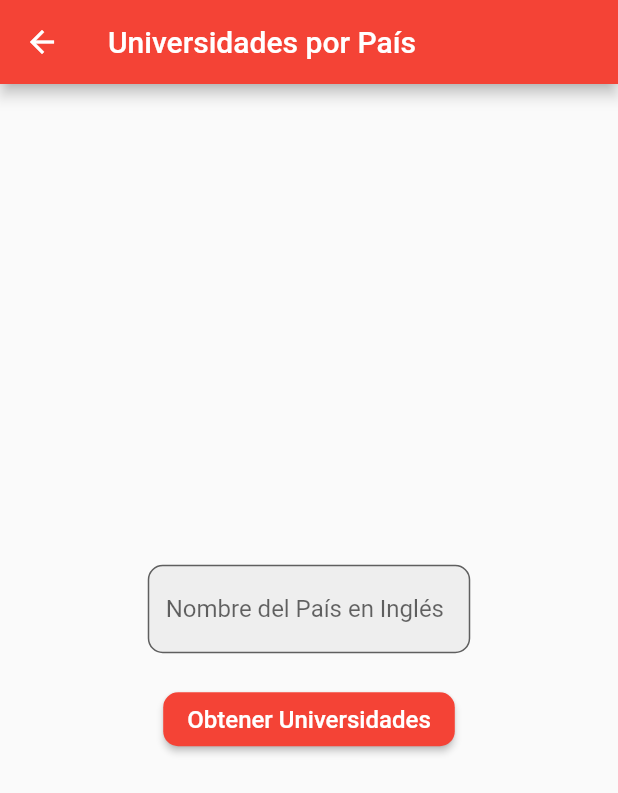
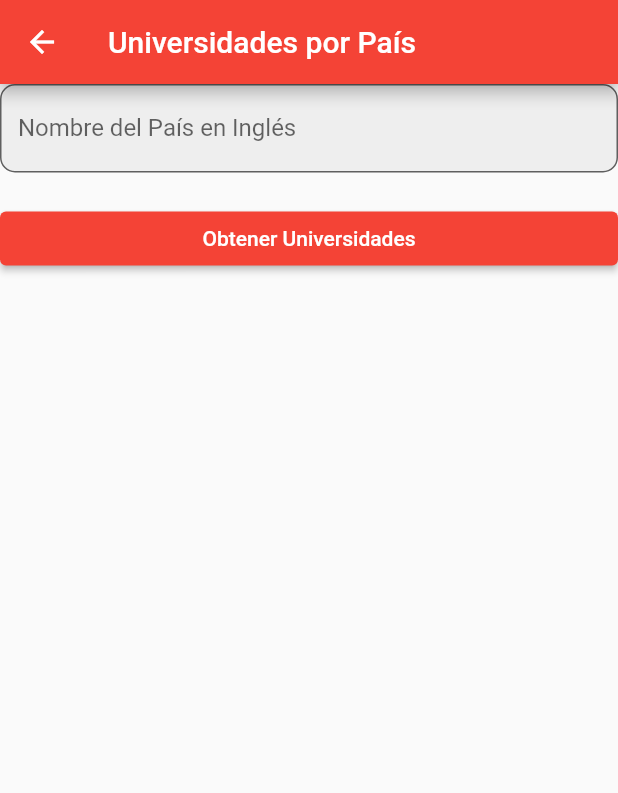
Before and after one commit to HabunoGD1809/ApiZ_App, a Flutter app: the UniversidadesPorPaisScreen screen opened by its route, on a phone screen of 412 x 824 dp. Shown: the top 793 px of the screen. Run offline on Flutter 3.47's test engine with Material 2 defaults, Android fonts, the phone set to English and light mode, and no system bars.

Commit message:
new changes

```diff
--- a/lib/main.dart
+++ b/lib/main.dart
@@ -299,12 +299,10 @@
   const UniversidadesPorPaisScreen({Key? key}) : super(key: key);
 
   @override
-  _UniversidadesPorPaisScreenState createState() =>
-      _UniversidadesPorPaisScreenState();
+  _UniversidadesPorPaisScreenState createState() => _UniversidadesPorPaisScreenState();
 }
 
-class _UniversidadesPorPaisScreenState
-    extends State<UniversidadesPorPaisScreen> {
+class _UniversidadesPorPaisScreenState extends State<UniversidadesPorPaisScreen> {
   String countryName = "";
   List<University> universities = [];
   bool isLoading = false;
@@ -314,19 +312,16 @@
       isLoading = true;
     });
 
-    final response = await http.get(Uri.parse(
-        'http://universities.hipolabs.com/search?country=$countryName'));
-    final data = json.decode(response.body);
+    final response = await http.get(Uri.parse('http://universities.hipolabs.com/search?country=$countryName'));
+    final data = json.decode(response.body) as List;
 
-    List<University> tempUniversities = [];
-    for (var item in data) {
-      University university = University(
+    List<University> tempUniversities = data.map((item) {
+      return University(
         name: item['name'],
-        domain: item['domains'],
-        website: item['web_pages'],
+        domains: List<String>.from(item['domains']),
+        webPages: List<String>.from(item['web_pages']),
       );
-      tempUniversities.add(university);
-    }
+    }).toList();
 
     setState(() {
       isLoading = false;
@@ -340,9 +335,7 @@
       appBar: AppBar(
         title: const Text('Universidades por País'),
       ),
-      body: Center(
-        child: Column(
-          mainAxisAlignment: MainAxisAlignment.center,
+      body: ListView(
         children: <Widget>[
           SizedBox(
             width: 215,
@@ -371,7 +364,9 @@
             _getUniversities();
           }),
           if (isLoading)
-              const CircularProgressIndicator()
+            const Center(
+              child: CircularProgressIndicator(),
+            )
           else if (universities.isNotEmpty)
             Expanded(
               child: ListView.builder(
@@ -382,8 +377,8 @@
                     subtitle: Column(
                       crossAxisAlignment: CrossAxisAlignment.start,
                       children: [
-                          Text('Dominio: ${universities[index].domain}'),
-                          Text('Sitio Web: ${universities[index].website}'),
+                        Text('Dominio: ${universities[index].domains.join(", ")}'),
+                        Text('Sitio Web: ${universities[index].webPages.join(", ")}'),
                       ],
                     ),
                   );
@@ -392,23 +387,28 @@
             ),
         ],
       ),
-      ),
+    );
+  }
+
+  ElevatedButton buildElevatedButton(String label, void Function() onPressed) {
+    return ElevatedButton(
+      onPressed: onPressed,
+      child: Text(label),
     );
   }
 }
 
 class University {
   final String name;
-  final String domain;
-  final String website;
+  final List<String> domains;
+  final List<String> webPages;
 
   University({
     required this.name,
-    required this.domain,
-    required this.website,
+    required this.domains,
+    required this.webPages,
   });
 }
-
 class ClimaEnRDScreen extends StatefulWidget {
   const ClimaEnRDScreen({Key? key}) : super(key: key);
 
```
Also changed, not shown: 5 other files. Lines whose indentation alone changed are shown as unchanged.
